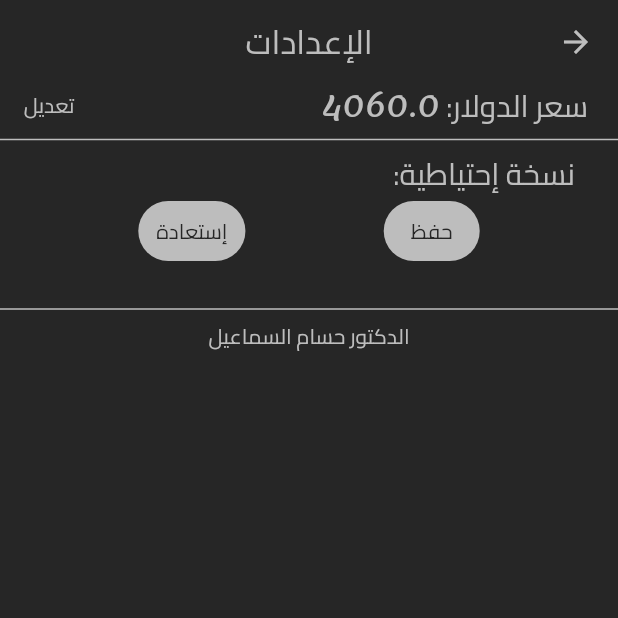
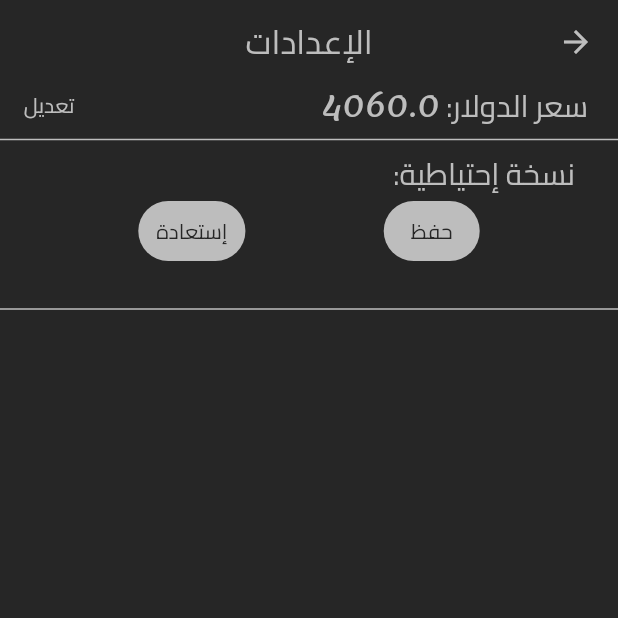
Before and after one commit to ctrl-aziz/veterinary_managment, a Flutter app: the SettingsPage screen opened directly, on a phone screen of 412 x 824 dp, the top half of it. Run offline on Flutter 3.47's test engine with Material 3 defaults, Android fonts, the light colour scheme and no system bars; our stand-ins replace barcode_widget, flutter_riverpod, hive, permission_handler, riverpod; missing offline and left inert: qr_code_scanner; accounts and stored records are empty.

```diff
--- a/lib/view/settings_page.dart
+++ b/lib/view/settings_page.dart
@@ -160,15 +160,15 @@ class _SettingsPageState extends ConsumerState<SettingsPage> {
             Divider(color: AppPattern.secondaryColor,),
 
 
-            Align(
-              alignment: Alignment.bottomCenter,
-              child: Row(
-                mainAxisAlignment: MainAxisAlignment.center,
-                children: const [
-                  KText("الدكتور حسام السماعيل"),
-                ],
-              ),
-            ),
+            // Align(
+            //   alignment: Alignment.bottomCenter,
+            //   child: Row(
+            //     mainAxisAlignment: MainAxisAlignment.center,
+            //     children: const [
+            //       KText("الدكتور حسام السماعيل"),
+            //     ],
+            //   ),
+            // ),
           ],
         ),
       ),
--- a/pubspec.yaml
+++ b/pubspec.yaml
@@ -42,6 +42,7 @@ dependencies:
   riverpod: ^1.0.3
   flutter_riverpod: ^1.0.4
   permission_handler: ^10.0.0
+  file: ^6.1.4
 
 dev_dependencies:
   flutter_test:
```
Also changed, not shown: lib/main.dart (line endings or trailing spaces), pubspec.lock, 10 other files.
